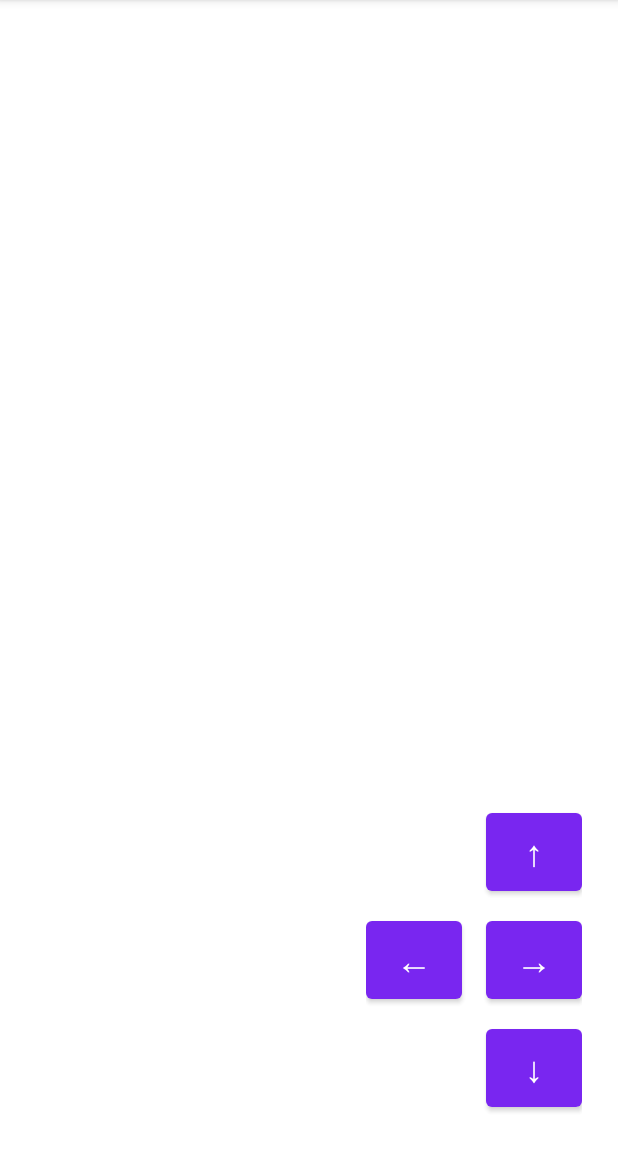
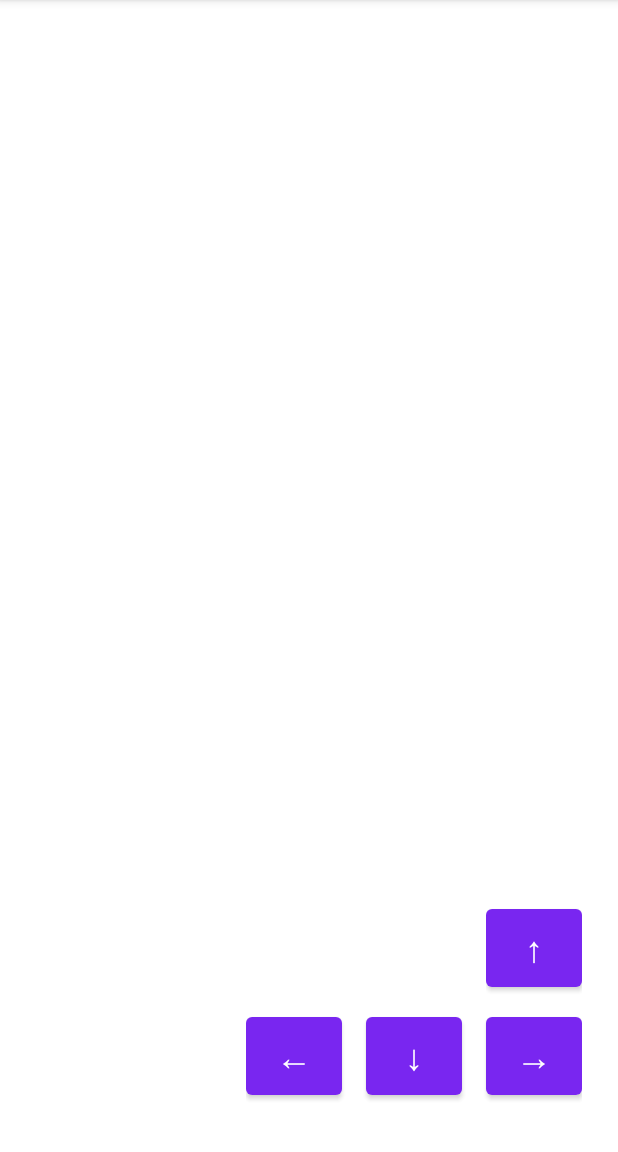
Before and after one commit to Bartolg/Snake, an Android app: the screen it shows after launch (MainActivity), on a phone screen of 412 x 824 dp, the part 84-1236 px from its top. Run offline under Robolectric (Android 15) with nearby library versions, the phone set to English and light mode, and no system bars; libraries missing offline, so code that uses them is left out: com.google.androidgamesdk; 1 statement that could not run was skipped.

Commit message:
Adjust controller arrow layout

```diff
--- a/app/src/main/res/layout/controller_overlay.xml
+++ b/app/src/main/res/layout/controller_overlay.xml
@@ -16,12 +16,19 @@
         android:orientation="vertical"
         android:alpha="0.85">
 
+        <LinearLayout
+            android:layout_width="wrap_content"
+            android:layout_height="wrap_content"
+            android:gravity="center"
+            android:orientation="horizontal">
+
             <Button
                 android:id="@+id/buttonUp"
                 android:layout_width="64dp"
                 android:layout_height="64dp"
                 android:text="↑"
                 android:textSize="24sp" />
+        </LinearLayout>
 
         <LinearLayout
             android:layout_width="wrap_content"
@@ -40,7 +47,18 @@
 
             <View
                 android:layout_width="16dp"
-                android:layout_height="0dp" />
+                android:layout_height="match_parent" />
+
+            <Button
+                android:id="@+id/buttonDown"
+                android:layout_width="64dp"
+                android:layout_height="64dp"
+                android:text="↓"
+                android:textSize="24sp" />
+
+            <View
+                android:layout_width="16dp"
+                android:layout_height="match_parent" />
 
             <Button
                 android:id="@+id/buttonRight"
@@ -49,14 +67,6 @@
                 android:text="→"
                 android:textSize="24sp" />
         </LinearLayout>
-
-        <Button
-            android:id="@+id/buttonDown"
-            android:layout_width="64dp"
-            android:layout_height="64dp"
-            android:text="↓"
-            android:textSize="24sp" />
-
     </LinearLayout>
 
 </FrameLayout>
```
Lines whose indentation alone changed are shown as unchanged.
